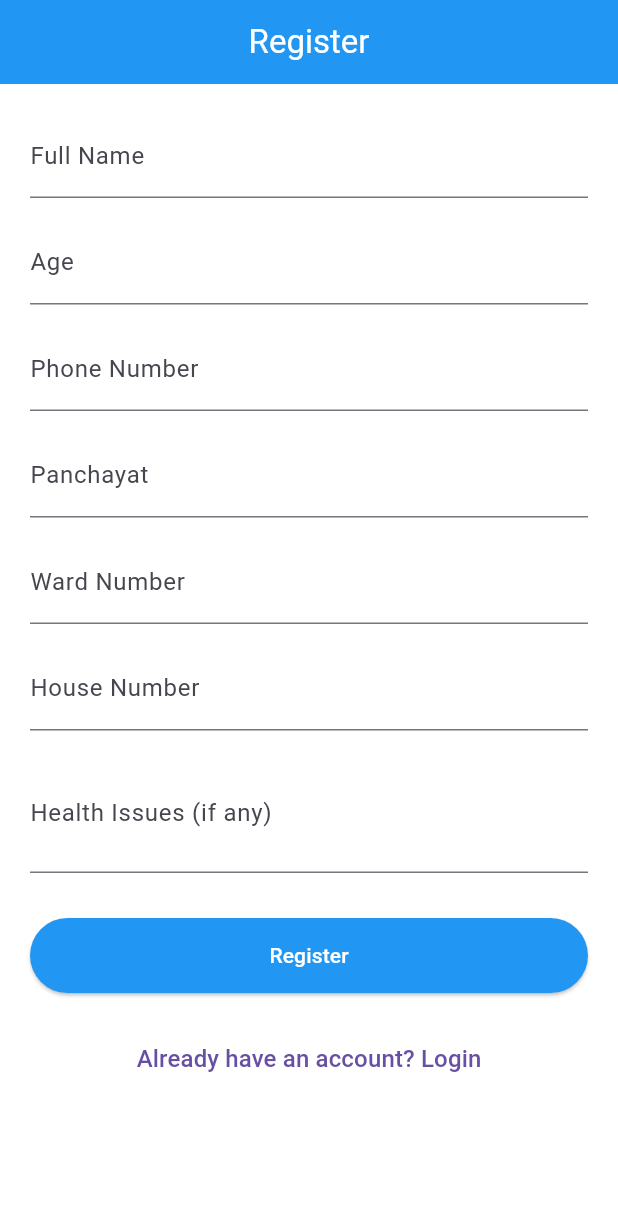
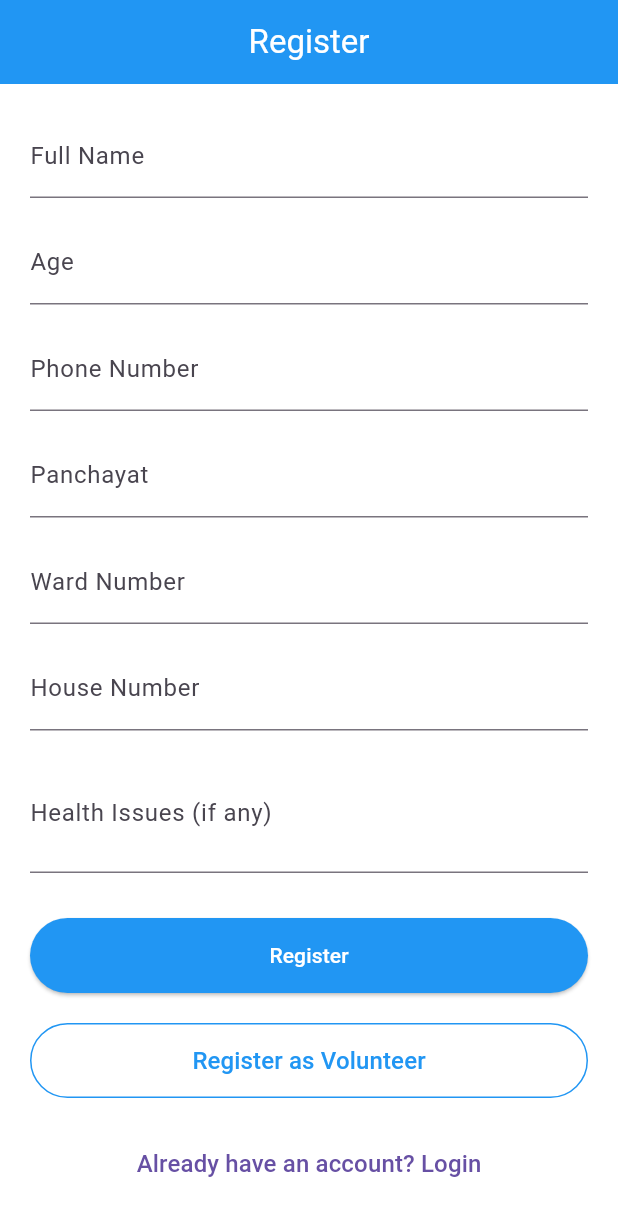
Before and after one commit to SREEHARI-K-I/SeniorConnect, a Flutter app: the screen it shows after launch, on a phone screen of 412 x 824 dp. Shown: the top 1216 px of the screen. Run offline on Flutter 3.47's test engine with Material 3 defaults, Android fonts, the light colour scheme and no system bars; our stand-ins replace shared_preferences.

Commit message:
volunteer register

```diff
--- a/lib/screens/register.dart
+++ b/lib/screens/register.dart
@@ -1,6 +1,7 @@
 import 'package:flutter/material.dart';
 import 'package:senior_citizen_app/screens/login.dart';
 import 'package:senior_citizen_app/screens/otp_verification.dart';
+import 'package:senior_citizen_app/screens/volunregister.dart';
 
 class RegisterScreen extends StatefulWidget {
   const RegisterScreen({super.key});
@@ -114,6 +115,27 @@ class _RegisterScreenState extends State<RegisterScreen> {
 
             const SizedBox(height: 20),
 
+            OutlinedButton(
+              onPressed: () {
+                Navigator.push(
+                  context,
+                  MaterialPageRoute(
+                    builder: (context) => const VolunteerRegisterScreen(),
+                  ),
+                );
+              },
+              style: OutlinedButton.styleFrom(
+                minimumSize: const Size(double.infinity, 50),
+                side: const BorderSide(color: Colors.blue),
+              ),
+              child: const Text(
+                "Register as Volunteer",
+                style: TextStyle(color: Colors.blue, fontSize: 16),
+              ),
+            ),
+
+            const SizedBox(height: 20),
+
             /// GO TO LOGIN
             TextButton(
               onPressed: () {
```
Also changed, not shown: lib/screens/volunregister.dart (added, +73 -0 lines).
